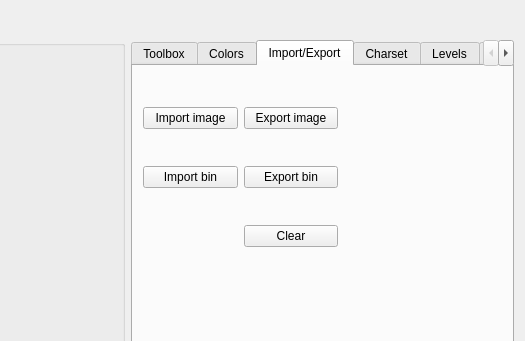
leuat/TRSE, file source/trsedocuments/formimageeditor.ui: the form before one commit; both pictures show x 653 to 1178 and y 0 to 341 of the 1178 by 632 pixel window.
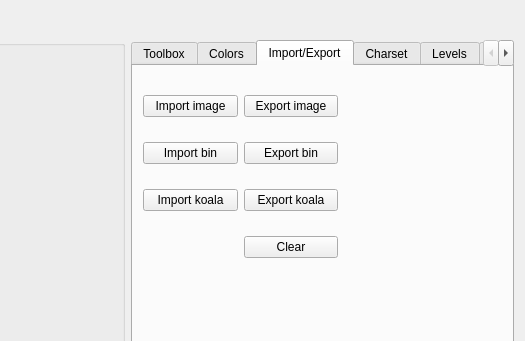
The form after the commit. The open tabs and pages were chosen to show the change. Custom widgets are drawn as their Qt base class.

Commit message: Koa image support

Patch:
```diff
--- a/source/trsedocuments/formimageeditor.ui
+++ b/source/trsedocuments/formimageeditor.ui
@@ -261,14 +261,14 @@
            <height>205</height>
           </rect>
          </property>
-         <layout class="QGridLayout" name="gridLayout_2" rowstretch="0,0,0,0" columnstretch="0,0">
-          <item row="3" column="1">
-           <widget class="QPushButton" name="btnNew">
+         <layout class="QGridLayout" name="gridLayout_2" rowstretch="0,0,0,0,0" columnstretch="0,0">
+          <item row="0" column="0">
+           <widget class="QPushButton" name="btnImport">
             <property name="toolTip">
              <string>Clear this image</string>
             </property>
             <property name="text">
-             <string>Clear</string>
+             <string>Import image</string>
             </property>
            </widget>
           </item>
@@ -302,13 +302,27 @@
             </property>
            </widget>
           </item>
-          <item row="0" column="0">
-           <widget class="QPushButton" name="btnImport">
+          <item row="4" column="1">
+           <widget class="QPushButton" name="btnNew">
             <property name="toolTip">
              <string>Imports a png/jpg into a c64 image of any type</string>
             </property>
             <property name="text">
-             <string>Import image</string>
+             <string>Clear</string>
+            </property>
+           </widget>
+          </item>
+          <item row="3" column="0">
+           <widget class="QPushButton" name="btnImportKoala">
+            <property name="text">
+             <string>Import koala</string>
+            </property>
+           </widget>
+          </item>
+          <item row="3" column="1">
+           <widget class="QPushButton" name="btnExportKoala">
+            <property name="text">
+             <string>Export koala</string>
             </property>
            </widget>
           </item>
```
Left out of the diff: 6 changed lines with no effect on the pictures. The commit also changes 13 other files.
